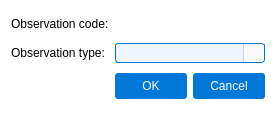
Torward1024/pAstroCORE, file pastrocore/gui_pyside/dialog_add_observation.ui: the form before one commit.
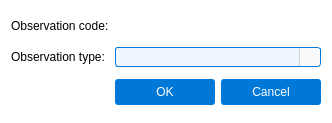
The form after the commit. Icons and pictures are not drawn.

```diff
--- a/pastrocore/gui_pyside/dialog_add_observation.ui
+++ b/pastrocore/gui_pyside/dialog_add_observation.ui
@@ -6,8 +6,8 @@
    <rect>
     <x>0</x>
     <y>0</y>
-    <width>273</width>
-    <height>116</height>
+    <width>332</width>
+    <height>123</height>
    </rect>
   </property>
   <property name="windowTitle">
```
Left out of the diff: 8 changed lines with no effect on the pictures.
